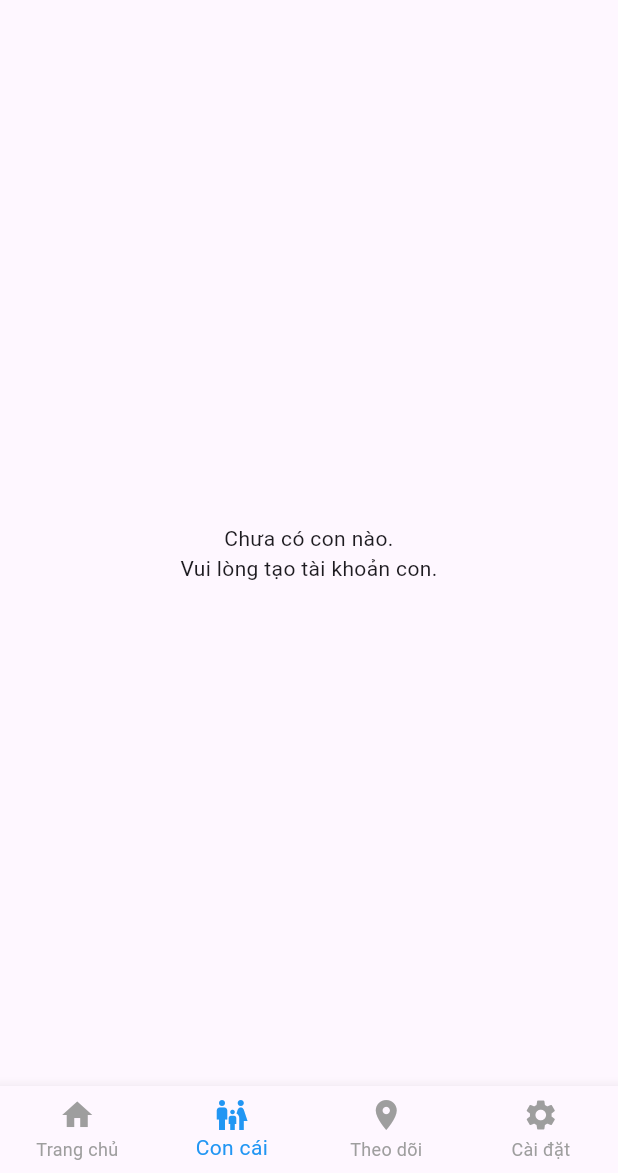
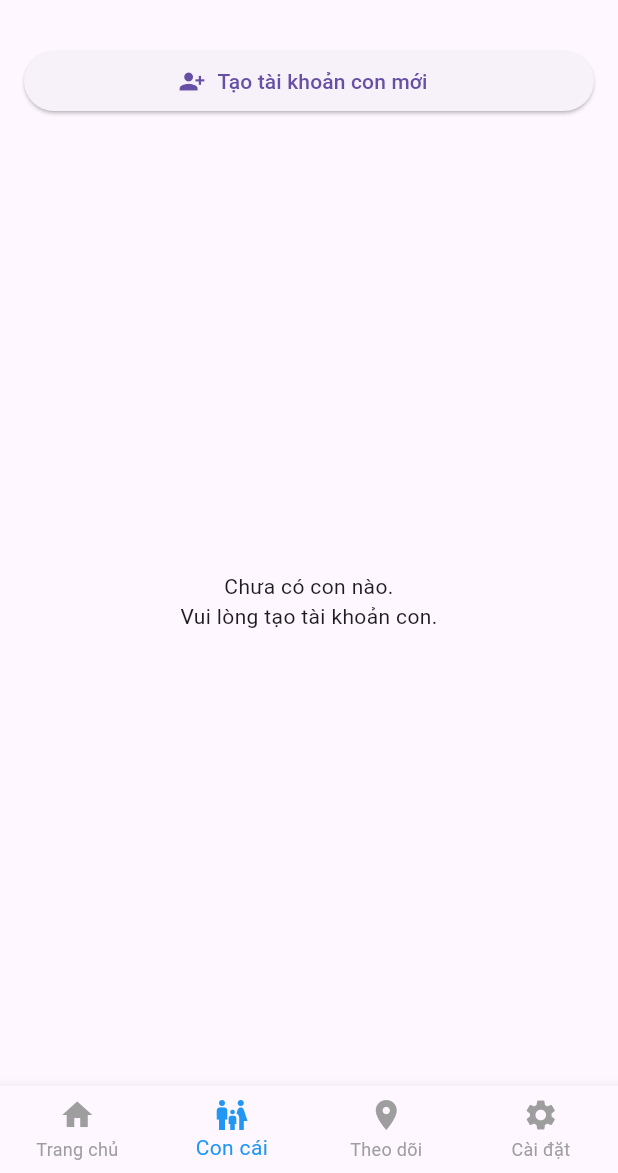
Before and after one commit to FunnyCodeRead/Quan_Ly_Cha_Con, a Flutter app: the ParentMainScreen screen opened by its route, item 2 of the bottom bar chosen, on a phone screen of 412 x 824 dp, the part 63-1236 px from its top. Run offline on Flutter 3.47's test engine with Material 3 defaults, Android fonts, the phone set to English and light mode, and no system bars; our stand-ins replace cloud_firestore, firebase_auth, firebase_core, firebase_database, flutter_map, flutter_secure_storage and 4 more; missing offline and left inert: encrypt; accounts and stored records are empty.

Commit message:
Add child creation and deletion controls for parents

```diff
--- a/lib/ui/screens/parent/tabs/ChildrenTab.dart
+++ b/lib/ui/screens/parent/tabs/ChildrenTab.dart
@@ -11,25 +11,45 @@ class ChildrenTab extends StatelessWidget {
   /// Bấm icon chat (mở chat 1-1)
   final void Function(User child) onChatChild;
 
+  /// Tạo tài khoản con mới
+  final VoidCallback onCreateChild;
+
+  /// Xóa một con
+  final void Function(User child) onDeleteChild;
+
   const ChildrenTab({
     Key? key,
     required this.children,
     required this.onSelectChild,
     required this.onChatChild,
+    required this.onCreateChild,
+    required this.onDeleteChild,
   }) : super(key: key);
 
   @override
   Widget build(BuildContext context) {
-    if (children.isEmpty) {
-      return const Center(
+    return Column(
+      children: [
+        Padding(
+          padding: const EdgeInsets.fromLTRB(16, 16, 16, 0),
+          child: SizedBox(
+            width: double.infinity,
+            child: ElevatedButton.icon(
+              icon: const Icon(Icons.person_add_alt_1),
+              label: const Text('Tạo tài khoản con mới'),
+              onPressed: onCreateChild,
+            ),
+          ),
+        ),
+        Expanded(
+          child: children.isEmpty
+              ? const Center(
                   child: Text(
                     'Chưa có con nào.\nVui lòng tạo tài khoản con.',
                     textAlign: TextAlign.center,
                   ),
-      );
-    }
-
-    return ListView.builder(
+                )
+              : ListView.builder(
                   padding: const EdgeInsets.all(16),
                   itemCount: children.length,
                   itemBuilder: (context, index) {
@@ -41,17 +61,25 @@ class ChildrenTab extends StatelessWidget {
                         leading: const CircleAvatar(
                           child: Icon(Icons.person),
                         ),
-            title: Text(child.name.isNotEmpty ? child.name : "Con ${index + 1}"),
+                        title: Text(
+                            child.name.isNotEmpty ? child.name : "Con ${index + 1}"),
                         subtitle: Text('Email: ${child.email}'),
 
-            // 👇 trailing có 2 nút: chat + mũi tên
+                        // 👇 trailing có 3 nút: chat + delete + mũi tên
                         trailing: Row(
                           mainAxisSize: MainAxisSize.min,
                           children: [
                             IconButton(
                               tooltip: 'Chat với con',
-                  icon: const Icon(Icons.chat_bubble_outline, color: Colors.blue),
+                              icon: const Icon(Icons.chat_bubble_outline,
+                                  color: Colors.blue),
                               onPressed: () => onChatChild(child),
+                            ),
+                            IconButton(
+                              tooltip: 'Xóa tài khoản con',
+                              icon: const Icon(Icons.delete_outline,
+                                  color: Colors.redAccent),
+                              onPressed: () => onDeleteChild(child),
                             ),
                             const Icon(Icons.arrow_forward_ios, size: 16),
                           ],
@@ -61,6 +89,9 @@ class ChildrenTab extends StatelessWidget {
                       ),
                     );
                   },
+                ),
+        ),
+      ],
     );
   }
 }
```
Also changed, not shown: lib/repositories/athu/auth_repository.dart (+12 -0 lines), lib/ui/screens/parent/ParentMainScreen.dart (+100 -4 lines), lib/viewmodel/auth/auth_view_model.dart (+12 -0 lines). Lines whose indentation alone changed are shown as unchanged.
